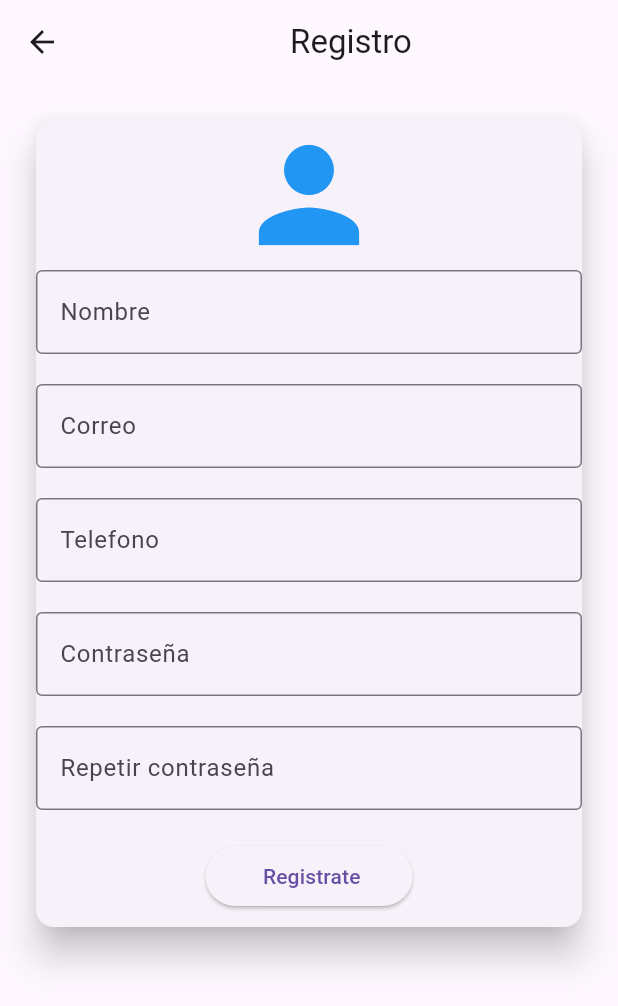
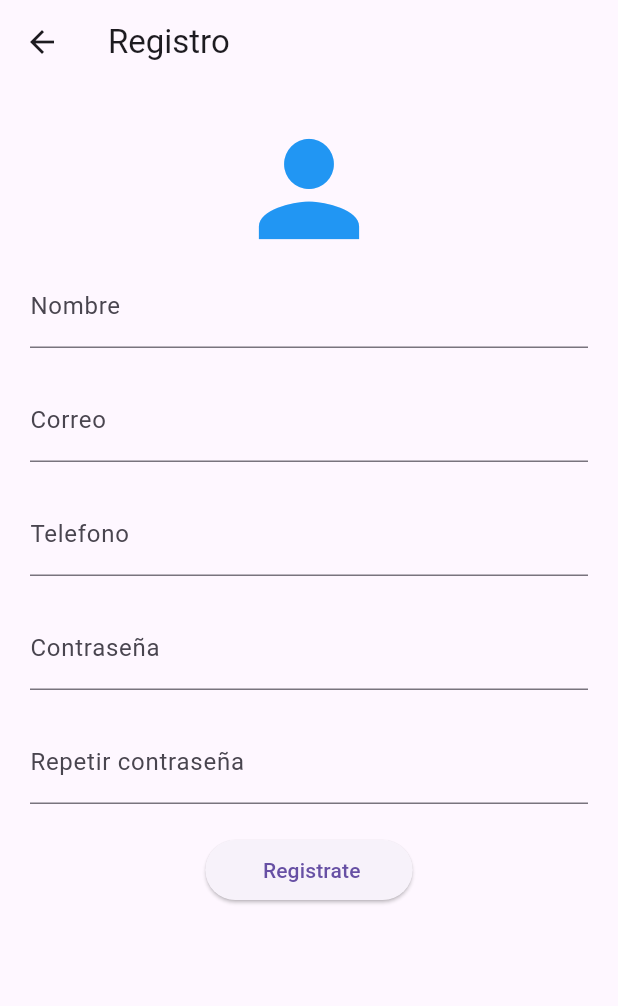
Before and after one commit to MelvinMajano/Ap_Autenticacion, a Flutter app: the RegistroPage screen opened by its route, on a phone screen of 412 x 824 dp. Shown: the top 1006 px of the screen. Run offline on Flutter 3.47's test engine with Material 3 defaults, Android fonts, the phone set to English and light mode, and no system bars.

```diff
--- a/lib/pantallas/registro_page.dart
+++ b/lib/pantallas/registro_page.dart
@@ -1,4 +1,5 @@
 
+import 'package:ap_autentication/widgets/Imput_widget.dart';
 import 'package:flutter/material.dart';
 class RegistroPage extends StatelessWidget {
    RegistroPage({super.key,});
@@ -14,12 +15,10 @@ class RegistroPage extends StatelessWidget {
   Widget build(BuildContext context) {
     return  Scaffold(
       appBar: AppBar(
-        title: const Center(child: Text('Registro')),
+        title: const Text('Registro'),
       ),
       body:  SingleChildScrollView(
         padding: const EdgeInsets.all(20),
-        child: Card(
-          elevation: 10,
         child: Form(
           key: formkey, //Llave para el formulario
           child: Column(
@@ -112,36 +111,7 @@ class RegistroPage extends StatelessWidget {
               ],
           ),
         ),
-        ),
       )
     );
   }
 }
-
-class InputItem extends StatefulWidget {
-  const InputItem({super.key, required this.controller, this.labelText, this.hintText, this.validator});
-
-  final TextEditingController controller;
-  final String? labelText;
-  final String? hintText;
-
-  final String? Function(String?)? validator;
-
-  @override
-  State<InputItem> createState() => _InputItemState();
-}
-
-class _InputItemState extends State<InputItem> {
-  @override
-  Widget build(BuildContext context) {
-    return TextFormField(
-      validator: widget.validator,
-      controller: widget.controller,
-      decoration:  InputDecoration(
-      labelText: widget.labelText ,
-      hintText: widget.hintText,
-      border: const OutlineInputBorder(),
-      ),
-    );
-  }
-}
--- a/lib/router.dart
+++ b/lib/router.dart
@@ -1,5 +1,8 @@
 
 
+
+
+import 'package:ap_autentication/pantallas/inicio_page.dart';
 import 'package:ap_autentication/pantallas/login_page.dart';
 import 'package:ap_autentication/pantallas/registro_page.dart';
 import 'package:ap_autentication/routes.dart';
@@ -8,4 +11,5 @@ import 'package:flutter/material.dart';
 final Map<String, Widget Function(BuildContext)> routes ={
  MyRoutes.loginRoute.name: (context) => const LoginPage(),
  MyRoutes.registroRoute.name: (context) =>  RegistroPage(),
+ MyRoutes.homepageRoute.name: (context) => const InicioPage(),
 };
--- a/lib/routes.dart
+++ b/lib/routes.dart
@@ -3,4 +3,5 @@
 enum MyRoutes{
   loginRoute,
   registroRoute,
+  homepageRoute,
 }
--- /dev/null
+++ b/lib/widgets/Imput_widget.dart
@@ -0,0 +1,43 @@
+import 'package:flutter/material.dart';
+
+class InputItem extends StatefulWidget {
+  const InputItem({
+    super.key,
+   required this.controller,
+   this.labelText,
+   this.hintText,
+   this.validator,
+   this.icon,
+   this.obscureText = false,
+   this.suffixIcon});
+
+  final TextEditingController controller;
+  final String? labelText;
+  final String? hintText;
+  final Icon? icon;
+  final bool obscureText ;
+  final Widget? suffixIcon;
+
+  final String? Function(String?)? validator;
+
+  @override
+  State<InputItem> createState() => _InputItemState();
+}
+
+class _InputItemState extends State<InputItem> {
+  @override
+  Widget build(BuildContext context) {
+    return TextFormField(
+      validator: widget.validator,
+      obscureText: widget.obscureText,
+      controller: widget.controller,
+      decoration:
+        InputDecoration(
+          labelText: widget.labelText ,
+          hintText: widget.hintText,
+          icon: widget.icon,
+          suffixIcon: widget.suffixIcon,
+      ),
+    );
+  }
+}
```
Also changed, not shown: lib/pantallas/inicio_page.dart (added, +20 -0 lines), lib/pantallas/login_page.dart (+96 -4 lines). Lines whose indentation alone changed are shown as unchanged.
